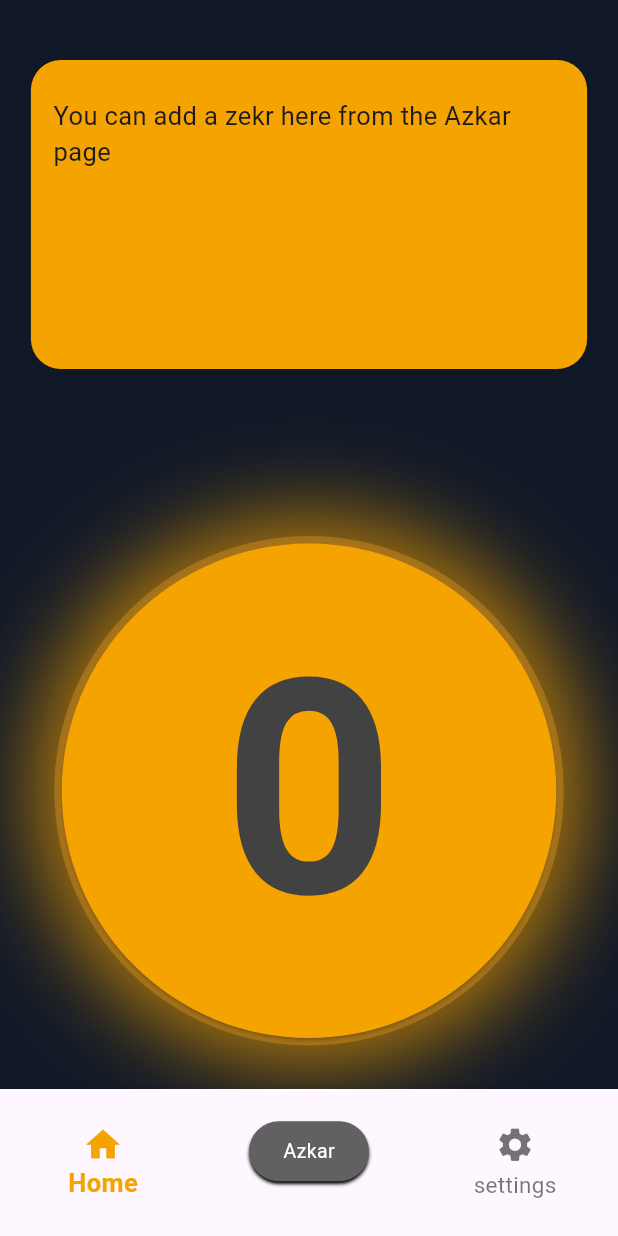
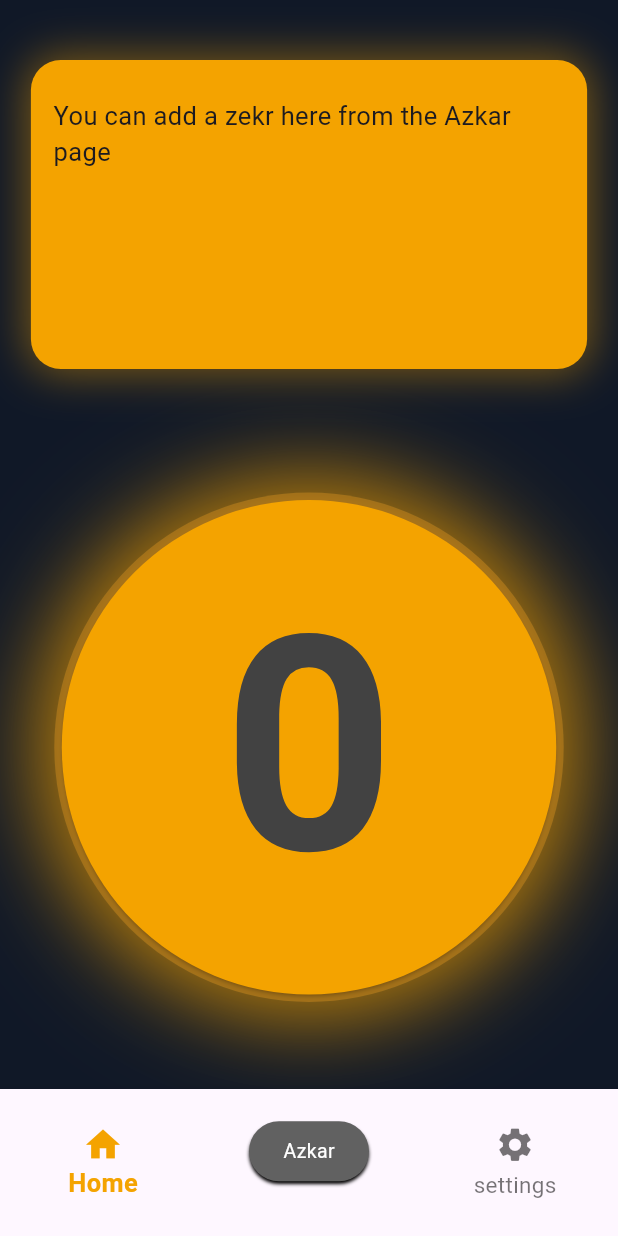
Before and after one commit to Abdalla-Medhat/Mesbahaty, a Flutter app: the screen it shows after launch, on a phone screen of 412 x 824 dp. Run offline on Flutter 3.47's test engine with Material 3 defaults, Android fonts, the light colour scheme and no system bars; our stand-ins replace awesome_dialog, shared_preferences.

Commit message:
Modifying Commit: Improving Ui Widget

```diff
--- a/lib/about.dart
+++ b/lib/about.dart
@@ -61,7 +61,7 @@ I'm always striving to deliver digital experiences that blend benefit with ease,
                               onTap: () => launchURL(repoUrl),
                               child: const Text("View on GitHub",
                                   style: TextStyle(
-                                    color: Colors.orange,
+                                    color: Color(0xFFF4A300),
                                     fontWeight: FontWeight.bold,
                                     fontSize: 15,
                                   ),
--- a/lib/homepage.dart
+++ b/lib/homepage.dart
@@ -155,7 +155,11 @@ class _HomepageState extends State<Homepage> {
     if (clickablePage == true) {
       if (orientation == Orientation.portrait) {
         return InkWell(
-            splashColor: Colors.transparent,
+            // splashColor: Colors.transparent,
+            // hoverColor: Colors.transparent,
+            // highlightColor: Colors.white,
+            // focusColor: Colors.transparent,
+            // overlayColor: WidgetStateProperty.all(Colors.transparent),
             onTap: () {
               incrementCount();
             },
@@ -173,7 +177,7 @@ class _HomepageState extends State<Homepage> {
                           borderRadius: BorderRadius.circular(20),
                           boxShadow: [
                             BoxShadow(
-                                color: Color(0xFFF4A300).withAlpha(125),
+                                color: const Color(0xFFF4A300).withAlpha(125),
                                 blurRadius: 25,
                                 spreadRadius: 1.5)
                           ]),
@@ -218,6 +222,7 @@ class _HomepageState extends State<Homepage> {
                       ),
                       child: SizedBox(
                         width: MediaQuery.of(context).size.width * 0.8,
+                        height: MediaQuery.of(context).size.width * 0.8,
                         child: ElevatedButton(
                           style: ElevatedButton.styleFrom(
                             shape: const CircleBorder(),
@@ -234,8 +239,7 @@ class _HomepageState extends State<Homepage> {
                               child: Text(
                                 "$count",
                                 style: TextStyle(
-                                  fontSize:
-                                      200, // كبير لكن لا يشكل خطر لأن FittedBox يتحكم
+                                  fontSize: 200,
                                   color: Colors.grey[800],
                                   fontWeight: FontWeight.bold,
                                 ),
@@ -262,12 +266,17 @@ class _HomepageState extends State<Homepage> {
                   Center(
                     child: Container(
                       width: MediaQuery.of(context).size.width * 0.9,
-                      height: MediaQuery.of(context).size.height * 0.25,
+                      height: MediaQuery.of(context).size.height * 0.4,
                       margin: const EdgeInsets.only(top: 40),
                       decoration: BoxDecoration(
                           color: const Color(0xffF4A300),
                           borderRadius: BorderRadius.circular(20),
-                      ),
+                          boxShadow: [
+                            BoxShadow(
+                                color: const Color(0xFFF4A300).withAlpha(125),
+                                blurRadius: 25,
+                                spreadRadius: 1.5)
+                          ]),
                       child: Column(mainAxisSize: MainAxisSize.min, children: [
                         const SizedBox(
                           height: 25,
@@ -279,7 +288,7 @@ class _HomepageState extends State<Homepage> {
                                 "You can add a zekr here from the Azkar page",
                             style: const TextStyle(fontSize: 17),
                             overflow: TextOverflow.ellipsis,
-                            maxLines: 5,
+                            maxLines: 3,
                           ),
                         ),
                       ]),
@@ -307,7 +316,8 @@ class _HomepageState extends State<Homepage> {
                         color: const Color(0xFFFFA726).withAlpha(75),
                       ),
                       child: SizedBox(
-                        width: MediaQuery.of(context).size.width * 0.8,
+                        width: MediaQuery.of(context).size.width * 0.6,
+                        height: MediaQuery.of(context).size.width * 0.6,
                         child: ElevatedButton(
                           style: ElevatedButton.styleFrom(
                             shape: const CircleBorder(),
@@ -353,7 +363,12 @@ class _HomepageState extends State<Homepage> {
                 decoration: BoxDecoration(
                     color: const Color(0xffF4A300),
                     borderRadius: BorderRadius.circular(20),
-                ),
+                    boxShadow: [
+                      BoxShadow(
+                          color: const Color(0xFFF4A300).withAlpha(125),
+                          blurRadius: 25,
+                          spreadRadius: 1.5)
+                    ]),
                 child: Column(mainAxisSize: MainAxisSize.min, children: [
                   const SizedBox(
                     height: 25,
@@ -394,6 +409,7 @@ class _HomepageState extends State<Homepage> {
                 ),
                 child: SizedBox(
                   width: MediaQuery.of(context).size.width * 0.8,
+                  height: MediaQuery.of(context).size.width * 0.8,
                   child: ElevatedButton(
                     style: ElevatedButton.styleFrom(
                       shape: const CircleBorder(),
@@ -436,7 +452,12 @@ class _HomepageState extends State<Homepage> {
                   decoration: BoxDecoration(
                       color: const Color(0xffF4A300),
                       borderRadius: BorderRadius.circular(20),
-                  ),
+                      boxShadow: [
+                        BoxShadow(
+                            color: const Color(0xFFF4A300).withAlpha(125),
+                            blurRadius: 25,
+                            spreadRadius: 1.5)
+                      ]),
                   child: Column(mainAxisSize: MainAxisSize.min, children: [
                     const SizedBox(
                       height: 25,
@@ -477,6 +498,7 @@ class _HomepageState extends State<Homepage> {
                   ),
                   child: SizedBox(
                     width: MediaQuery.of(context).size.width * 0.8,
+                    height: MediaQuery.of(context).size.width * 0.8,
                     child: ElevatedButton(
                       style: ElevatedButton.styleFrom(
                         shape: const CircleBorder(),
```
Also changed, not shown: lib/azkar.dart (+44 -29 lines). Lines whose indentation alone changed are shown as unchanged.
